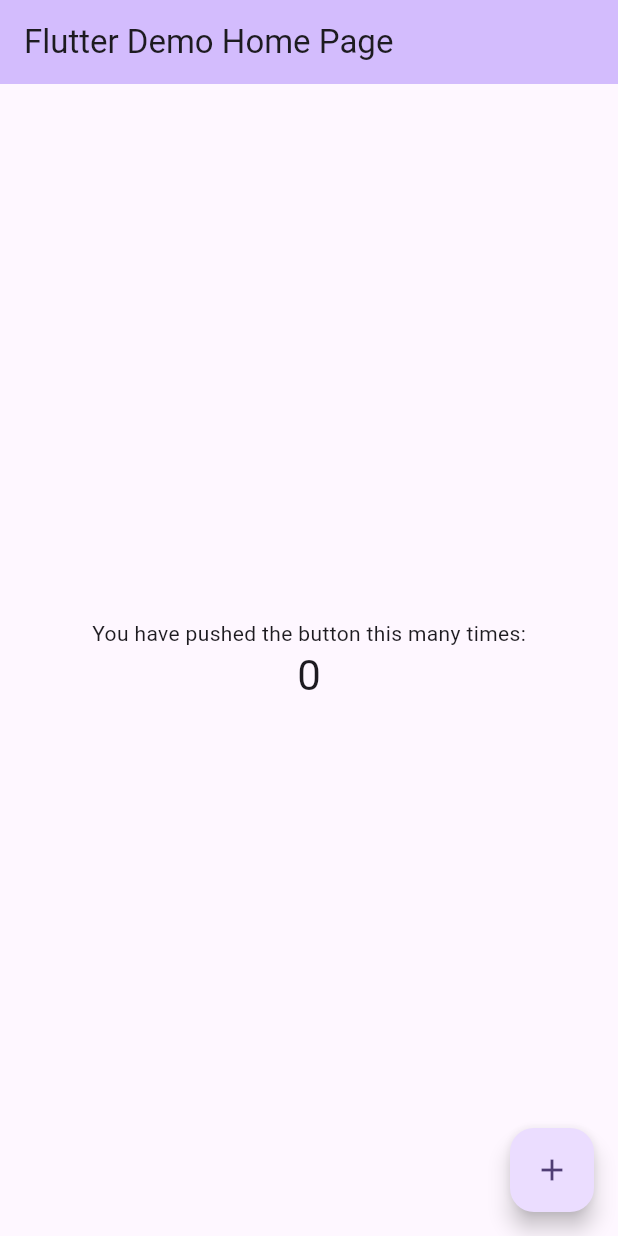
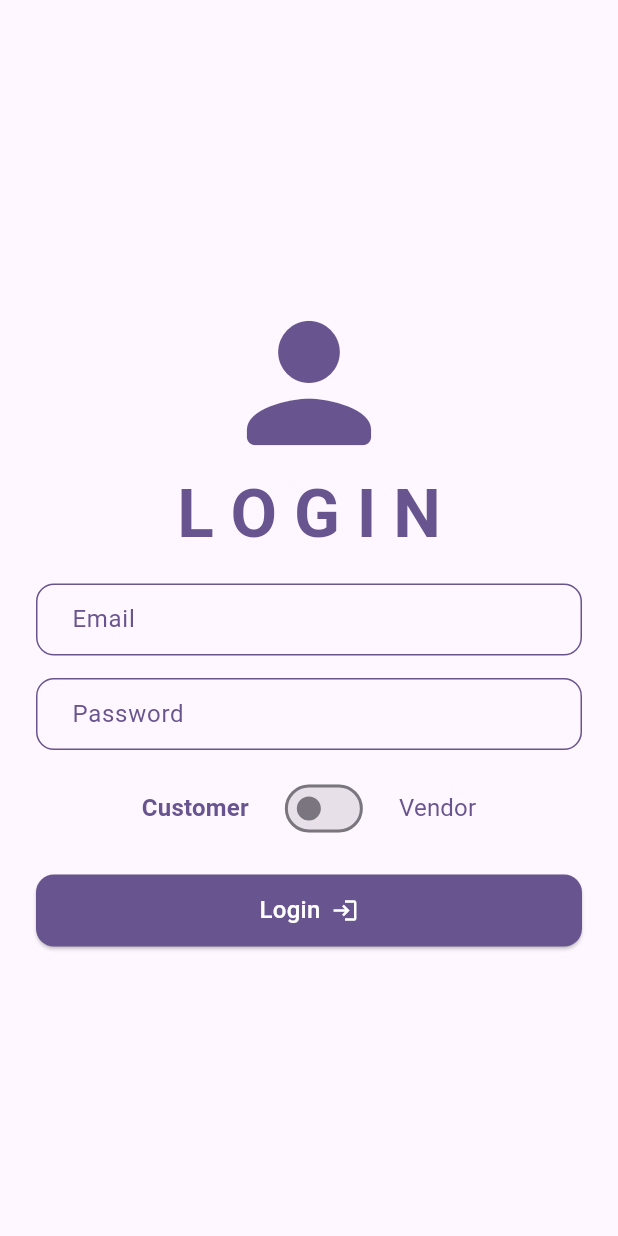
Before and after one commit to Alok-Sci/chat-app--qurinom-solutions--assignment, a Flutter app: the screen it shows after launch, on a phone screen of 412 x 824 dp. Run offline on Flutter 3.47's test engine with Material 3 defaults, Android fonts, the phone set to English and light mode, and no system bars.

Commit message:
feat: create screens (login, chat list, chat)

```diff
--- /dev/null
+++ b/lib/core/user_type.enum.dart
@@ -0,0 +1,4 @@
+enum UserType {
+  vendor,
+  customer,
+}
--- /dev/null
+++ b/lib/login_screen.dart
@@ -0,0 +1,121 @@
+import 'package:chat_app__qurinom_solutions__assignment/core/extensions/build_context.extension.dart';
+import 'package:chat_app__qurinom_solutions__assignment/core/user_type.enum.dart';
+import 'package:chat_app__qurinom_solutions__assignment/home_screen.dart';
+import 'package:chat_app__qurinom_solutions__assignment/widgets/app_rounded_button.dart';
+import 'package:chat_app__qurinom_solutions__assignment/widgets/app_text_field.dart';
+import 'package:flutter/material.dart';
+
+class LoginScreen extends StatefulWidget {
+  const LoginScreen({super.key});
+
+  @override
+  State<LoginScreen> createState() => _LoginScreenState();
+}
+
+class _LoginScreenState extends State<LoginScreen> {
+  final TextEditingController emailController = TextEditingController();
+  final TextEditingController passwordController = TextEditingController();
+  late final UserType userType;
+
+  @override
+  void initState() {
+    super.initState();
+    // set customer as default usertype value
+    userType = UserType.customer;
+  }
+
+  @override
+  void dispose() {
+    super.dispose();
+    // dispose of all controllers
+    emailController.dispose();
+    passwordController.dispose();
+  }
+
+  @override
+  Widget build(BuildContext context) {
+    return Scaffold(
+        body: Padding(
+      padding: const EdgeInsets.symmetric(horizontal: 24.0),
+      child: Center(
+        child: Column(
+          mainAxisAlignment: MainAxisAlignment.center,
+          children: [
+            Icon(
+              Icons.person_rounded,
+              size: 124,
+              color: context.colorScheme.primary,
+            ),
+            Text(
+              "L O G I N",
+              style: context.textTheme.displayMedium?.copyWith(
+                color: context.colorScheme.primary,
+                fontWeight: FontWeight.bold,
+              ),
+            ),
+            SizedBox(height: 20),
+            AppTextField(
+              controller: emailController,
+              labelText: "Email",
+              hintText: "Enter your email",
+            ),
+            SizedBox(height: 15),
+            AppTextField(
+              controller: passwordController,
+              labelText: "Password",
+              hintText: "Enter your password",
+            ),
+            SizedBox(height: 15),
+            Row(
+              mainAxisAlignment: MainAxisAlignment.center,
+              children: [
+                Text(
+                  "Customer",
+                  style: context.textTheme.titleMedium?.copyWith(
+                    color: context.colorScheme.primary,
+                    fontWeight: userType == UserType.customer
+                        ? FontWeight.bold
+                        : FontWeight.normal,
+                  ),
+                ),
+                SizedBox(width: 20),
+                Switch.adaptive(
+                  value: userType == UserType.vendor,
+                  onChanged: (isVendor) {
+                    userType = isVendor ? UserType.vendor : UserType.customer;
+                    setState(() {});
+                  },
+                ),
+                SizedBox(width: 20),
+                Text(
+                  "Vendor",
+                  style: context.textTheme.titleMedium?.copyWith(
+                    color: context.colorScheme.primary,
+                    fontWeight: userType == UserType.vendor
+                        ? FontWeight.bold
+                        : FontWeight.normal,
+                  ),
+                ),
+              ],
+            ),
+            SizedBox(height: 20),
+            AppRoundedButton(
+              "Login",
+              icon: Icons.login,
+              onPressed: () {
+                Navigator.pushReplacement(
+                  context,
+                  MaterialPageRoute(
+                    builder: (context) {
+                      return HomeScreen();
+                    },
+                  ),
+                );
+              },
+            )
+          ],
+        ),
+      ),
+    ));
+  }
+}
--- a/lib/main.dart
+++ b/lib/main.dart
@@ -1,125 +1,24 @@
+import 'package:chat_app__qurinom_solutions__assignment/home_screen.dart';
+import 'package:chat_app__qurinom_solutions__assignment/login_screen.dart';
 import 'package:flutter/material.dart';
 
 void main() {
-  runApp(const MyApp());
+  runApp(const App());
 }
 
-class MyApp extends StatelessWidget {
-  const MyApp({super.key});
+class App extends StatelessWidget {
+  const App({super.key});
 
-  // This widget is the root of your application.
   @override
   Widget build(BuildContext context) {
     return MaterialApp(
-      title: 'Flutter Demo',
+      title: 'Chat App - Qurinom Solutions',
+      debugShowCheckedModeBanner: false,
       theme: ThemeData(
-        // This is the theme of your application.
-        //
-        // TRY THIS: Try running your application with "flutter run". You'll see
-        // the application has a purple toolbar. Then, without quitting the app,
-        // try changing the seedColor in the colorScheme below to Colors.green
-        // and then invoke "hot reload" (save your changes or press the "hot
-        // reload" button in a Flutter-supported IDE, or press "r" if you used
-        // the command line to start the app).
-        //
-        // Notice that the counter didn't reset back to zero; the application
-        // state is not lost during the reload. To reset the state, use hot
-        // restart instead.
-        //
-        // This works for code too, not just values: Most code changes can be
-        // tested with just a hot reload.
         colorScheme: ColorScheme.fromSeed(seedColor: Colors.deepPurple),
         useMaterial3: true,
       ),
-      home: const MyHomePage(title: 'Flutter Demo Home Page'),
+      home: const LoginScreen(),
     );
   }
 }
-
-class MyHomePage extends StatefulWidget {
-  const MyHomePage({super.key, required this.title});
-
-  // This widget is the home page of your application. It is stateful, meaning
-  // that it has a State object (defined below) that contains fields that affect
-  // how it looks.
-
-  // This class is the configuration for the state. It holds the values (in this
-  // case the title) provided by the parent (in this case the App widget) and
-  // used by the build method of the State. Fields in a Widget subclass are
-  // always marked "final".
-
-  final String title;
-
-  @override
-  State<MyHomePage> createState() => _MyHomePageState();
-}
-
-class _MyHomePageState extends State<MyHomePage> {
-  int _counter = 0;
-
-  void _incrementCounter() {
-    setState(() {
-      // This call to setState tells the Flutter framework that something has
-      // changed in this State, which causes it to rerun the build method below
-      // so that the display can reflect the updated values. If we changed
-      // _counter without calling setState(), then the build method would not be
-      // called again, and so nothing would appear to happen.
-      _counter++;
-    });
-  }
-
-  @override
-  Widget build(BuildContext context) {
-    // This method is rerun every time setState is called, for instance as done
-    // by the _incrementCounter method above.
-    //
-    // The Flutter framework has been optimized to make rerunning build methods
-    // fast, so that you can just rebuild anything that needs updating rather
-    // than having to individually change instances of widgets.
-    return Scaffold(
-      appBar: AppBar(
-        // TRY THIS: Try changing the color here to a specific color (to
-        // Colors.amber, perhaps?) and trigger a hot reload to see the AppBar
-        // change color while the other colors stay the same.
-        backgroundColor: Theme.of(context).colorScheme.inversePrimary,
-        // Here we take the value from the MyHomePage object that was created by
-        // the App.build method, and use it to set our appbar title.
-        title: Text(widget.title),
-      ),
-      body: Center(
-        // Center is a layout widget. It takes a single child and positions it
-        // in the middle of the parent.
-        child: Column(
-          // Column is also a layout widget. It takes a list of children and
-          // arranges them vertically. By default, it sizes itself to fit its
-          // children horizontally, and tries to be as tall as its parent.
-          //
-          // Column has various properties to control how it sizes itself and
-          // how it positions its children. Here we use mainAxisAlignment to
-          // center the children vertically; the main axis here is the vertical
-          // axis because Columns are vertical (the cross axis would be
-          // horizontal).
-          //
-          // TRY THIS: Invoke "debug painting" (choose the "Toggle Debug Paint"
-          // action in the IDE, or press "p" in the console), to see the
-          // wireframe for each widget.
-          mainAxisAlignment: MainAxisAlignment.center,
-          children: <Widget>[
-            const Text(
-              'You have pushed the button this many times:',
-            ),
-            Text(
-              '$_counter',
-              style: Theme.of(context).textTheme.headlineMedium,
-            ),
-          ],
-        ),
-      ),
-      floatingActionButton: FloatingActionButton(
-        onPressed: _incrementCounter,
-        tooltip: 'Increment',
-        child: const Icon(Icons.add),
-      ), // This trailing comma makes auto-formatting nicer for build methods.
-    );
-  }
-}
--- /dev/null
+++ b/lib/widgets/app_rounded_button.dart
@@ -0,0 +1,42 @@
+
+import 'package:chat_app__qurinom_solutions__assignment/core/extensions/build_context.extension.dart';
+import 'package:flutter/material.dart';
+
+class AppRoundedButton extends StatelessWidget {
+  const AppRoundedButton(
+    this.labelText, {
+    super.key,
+    this.icon,
+    required this.onPressed,
+  });
+
+  final IconData? icon;
+  final String labelText;
+  final VoidCallback onPressed;
+
+  @override
+  Widget build(BuildContext context) {
+    return Row(
+      children: [
+        Expanded(
+          child: ElevatedButton.icon(
+            onPressed: onPressed,
+            label: Text(labelText),
+            iconAlignment: IconAlignment.end,
+            style: ElevatedButton.styleFrom(
+              foregroundColor: context.colorScheme.onPrimary,
+              iconColor: context.colorScheme.onPrimary,
+              iconSize: 18,
+              padding: EdgeInsets.symmetric(horizontal: 20, vertical: 12),
+              backgroundColor: context.colorScheme.primary,
+              textStyle: context.textTheme.titleMedium,
+              shape: RoundedRectangleBorder(
+                  borderRadius: BorderRadius.circular(12)),
+            ),
+            icon: icon != null ? Icon(icon) : null,
+          ),
+        ),
+      ],
+    );
+  }
+}
--- /dev/null
+++ b/lib/widgets/app_text_field.dart
@@ -0,0 +1,47 @@
+
+
+import 'package:chat_app__qurinom_solutions__assignment/core/extensions/build_context.extension.dart';
+import 'package:flutter/material.dart';
+
+class AppTextField extends StatelessWidget {
+  const AppTextField({
+    super.key,
+    required this.controller,
+    this.labelText,
+    this.hintText,
+  });
+
+  final TextEditingController controller;
+  final String? labelText;
+  final String? hintText;
+
+  @override
+  Widget build(BuildContext context) {
+    return TextField(
+      controller: controller,
+      decoration: InputDecoration(
+        contentPadding: EdgeInsets.only(left: 20),
+        labelText: labelText,
+        labelStyle: context.textTheme.bodyLarge?.copyWith(
+          color: context.colorScheme.primary,
+        ),
+        hintText: hintText,
+        hintStyle: context.textTheme.bodyMedium?.copyWith(
+          color: context.colorScheme.primary,
+        ),
+        border: OutlineInputBorder(
+          borderRadius: BorderRadius.circular(12),
+          borderSide: BorderSide(width: 1),
+        ),
+        enabledBorder: OutlineInputBorder(
+          borderRadius: BorderRadius.circular(12),
+          borderSide: BorderSide(color: context.colorScheme.primary, width: 1),
+        ),
+        focusedBorder: OutlineInputBorder(
+          borderRadius: BorderRadius.circular(12),
+          borderSide: BorderSide(color: context.colorScheme.primary, width: 2),
+        ),
+      ),
+    );
+  }
+}
```
Also changed, not shown: lib/chat_model.dart (added, +13 -0 lines), lib/chat_screen.dart (added, +126 -0 lines), lib/core/extensions/build_context.extension.dart (added, +7 -0 lines), lib/home_screen.dart (added, +102 -0 lines), lib/widgets/chat_list_tile.dart (added, +62 -0 lines), lib/widgets/send_message_bottom_bar.dart (added, +57 -0 lines), 1 other file.
